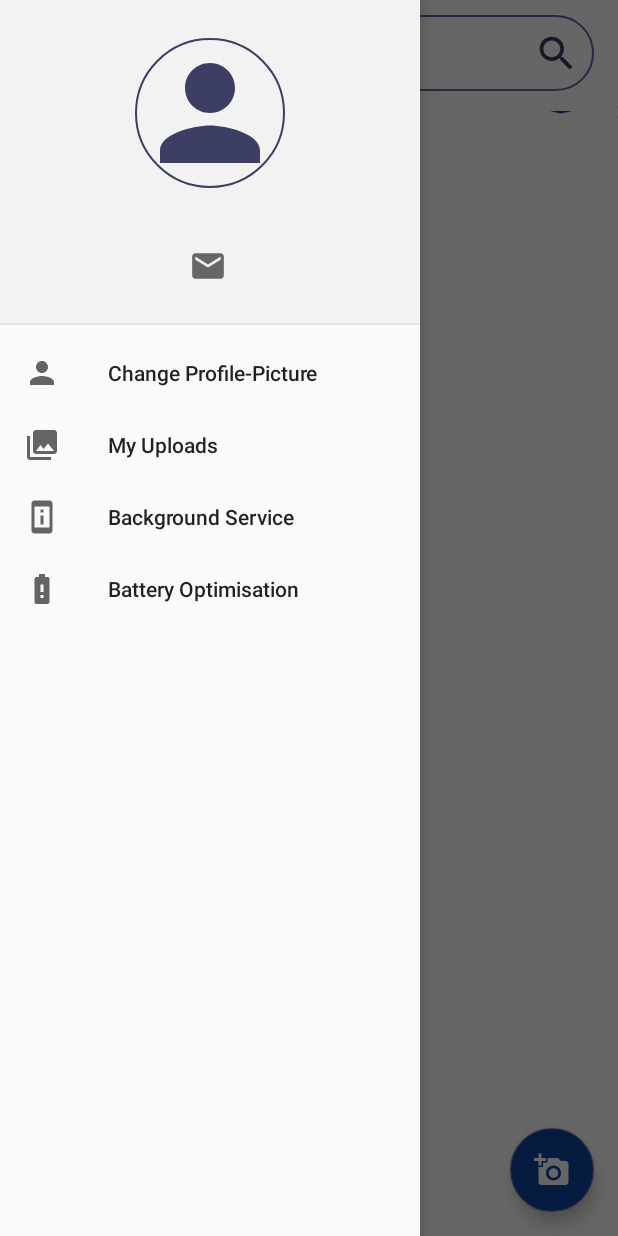
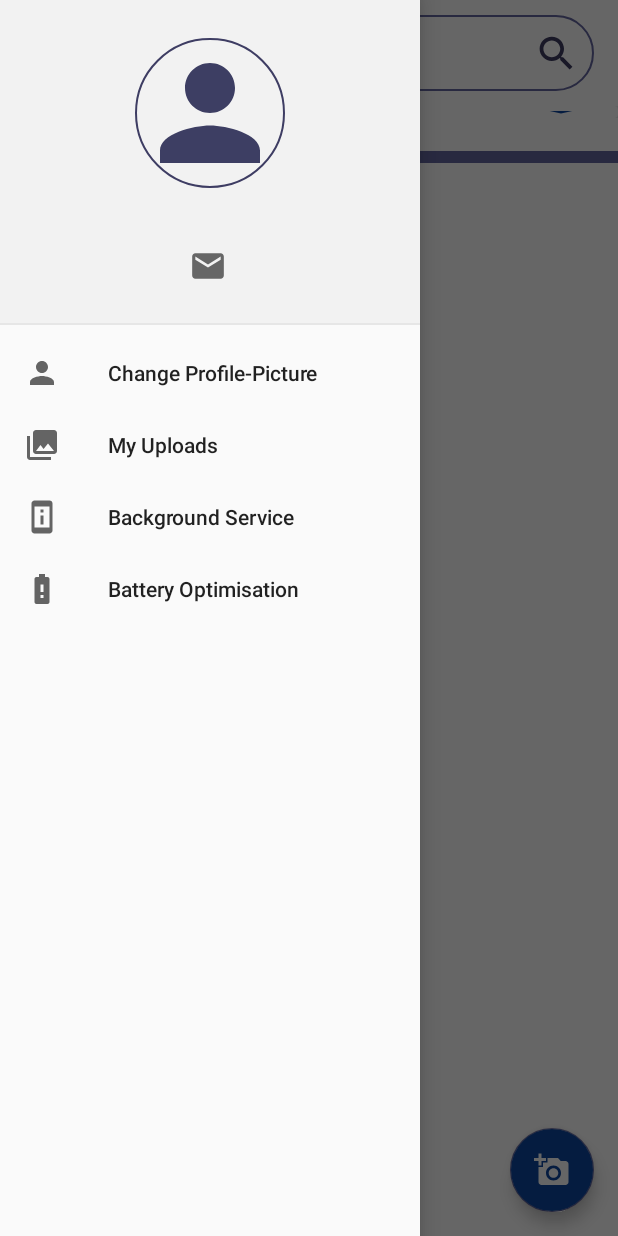
Before and after one commit to AthulKrishna14310/inlens_official, an Android app: the screen it shows after launch once a user with an empty profile is signed in (MainActivity), with the side drawer open, on a phone screen of 412 x 824 dp. Run offline under Robolectric (Android 15) with nearby library versions, the phone set to English and light mode, and no system bars; our stand-ins replace CircleImageView, Firebase (no records; nobody signed in at launch, a user with empty details on screens opened directly), Picasso; libraries missing offline, so code that uses them is left out: com.alespero.expandablecardview, com.chootdev.csnackbar, com.crowdfire.cfalertdialog, com.journeyapps.barcodescanner, com.theartofdev.edmodo and 2 more; pictures from the network do not load; Roboto replaces fonts that are not available here; 19 statements that could not run were skipped.

Commit message:
Collapsing Toolbar complete
Smooth transition is now done from collapsed to expanded state and vice-versa

```diff
--- a/app/src/main/java/com/integrals/inlens/Activities/PhotoView.java
+++ b/app/src/main/java/com/integrals/inlens/Activities/PhotoView.java
@@ -46,7 +46,6 @@ public class PhotoView extends AppCompatActivity {
         super.onCreate(savedInstanceState);
         requestWindowFeature(Window.FEATURE_NO_TITLE);
         getWindow().setFlags(WindowManager.LayoutParams.FLAG_FULLSCREEN, WindowManager.LayoutParams.FLAG_FULLSCREEN);
-        getSupportActionBar().hide();
         setContentView(R.layout.activity_photo_view);
 
         cardView = (CardView) findViewById(R.id.PhotoCardView);
--- a/app/src/main/java/com/integrals/inlens/MainActivity.java
+++ b/app/src/main/java/com/integrals/inlens/MainActivity.java
@@ -204,8 +204,8 @@ public class MainActivity extends AppCompatActivity {
     DatabaseReference getParticipantDatabaseReference;
     ExpandableCardView expandableCardView;
 
-    private Toolbar MainActiobar;
     private View toolbarCustomView;
+
 
     public MainActivity() {
     }
@@ -229,8 +229,7 @@ public class MainActivity extends AppCompatActivity {
             jobScheduler.schedule(jobInfo);
         }
 
-        MainActiobar = findViewById(R.id.main_toolbar);
-        setSupportActionBar(MainActiobar);
+
         toolbarCustomView = LayoutInflater.from(this).inflate(R.layout.custom_toolbar_layout,null);
         AppBarLayout appBarLayout = findViewById(R.id.main_appbarlayout);
         appBarLayout.addView(toolbarCustomView);
@@ -238,10 +237,16 @@ public class MainActivity extends AppCompatActivity {
             @Override
             public void onOffsetChanged(AppBarLayout appBarLayout, int verticalOffset) {
 
-                if (Math.abs(verticalOffset) == appBarLayout.getTotalScrollRange()) {
+                if (Math.abs(verticalOffset) == appBarLayout.getTotalScrollRange() && !toolbarCustomView.isShown()) {
+                    toolbarCustomView.clearAnimation();
+                    toolbarCustomView.setAnimation(AnimationUtils.loadAnimation(MainActivity.this,R.anim.slide_from_top));
+                    toolbarCustomView.clearAnimation();
                     toolbarCustomView.setVisibility(View.VISIBLE);
                 }
-                else if (verticalOffset == 0) {
+                else if (verticalOffset == 0 && toolbarCustomView.isShown()) {
+                    toolbarCustomView.clearAnimation();
+                    toolbarCustomView.setAnimation(AnimationUtils.loadAnimation(MainActivity.this,R.anim.slide_back_up));
+                    toolbarCustomView.clearAnimation();
                     toolbarCustomView.setVisibility(View.GONE);
                 }
 
--- a/app/src/main/res/layout/activity_main.xml
+++ b/app/src/main/res/layout/activity_main.xml
@@ -25,14 +25,13 @@
                 android:layout_height="wrap_content"
                 android:id="@+id/main_appbarlayout"
                 android:background="@color/colorAccent"
-                android:minHeight="?attr/actionBarSize"
                 android:theme="@style/ThemeOverlay.AppCompat.Dark.ActionBar"
                 >
 
                 <android.support.design.widget.CollapsingToolbarLayout
                     android:layout_width="match_parent"
                     android:layout_height="wrap_content"
-                    app:layout_scrollFlags="scroll|snap|exitUntilCollapsed"
+                    app:layout_scrollFlags="scroll|exitUntilCollapsed"
                     app:contentScrim="@color/colorAccent"
                     android:background="@color/white">
 
@@ -272,7 +271,7 @@
                             android:id="@+id/photoText"
                             android:textSize="16sp"
                             android:layout_below="@id/photographers"
-                            android:layout_margin="10dp"
+                            android:layout_marginStart="10dp"
                             android:textColor="@color/black">
                         </TextView>
 
```
